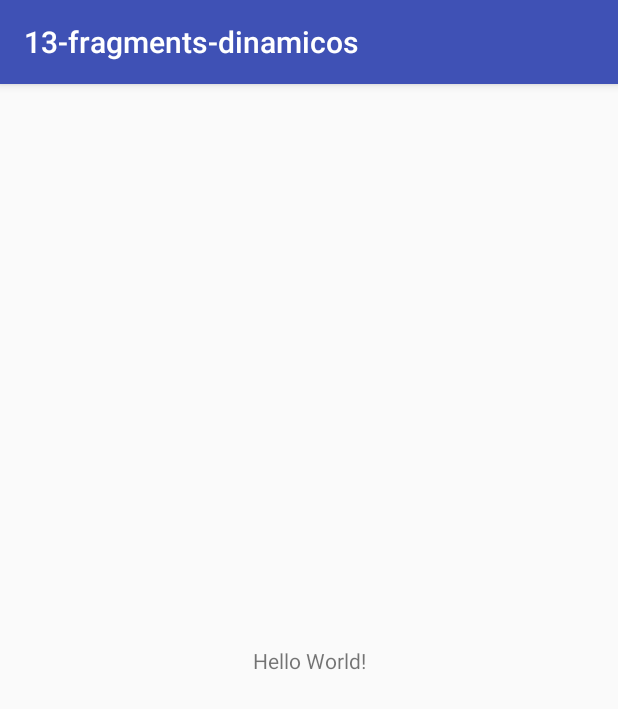
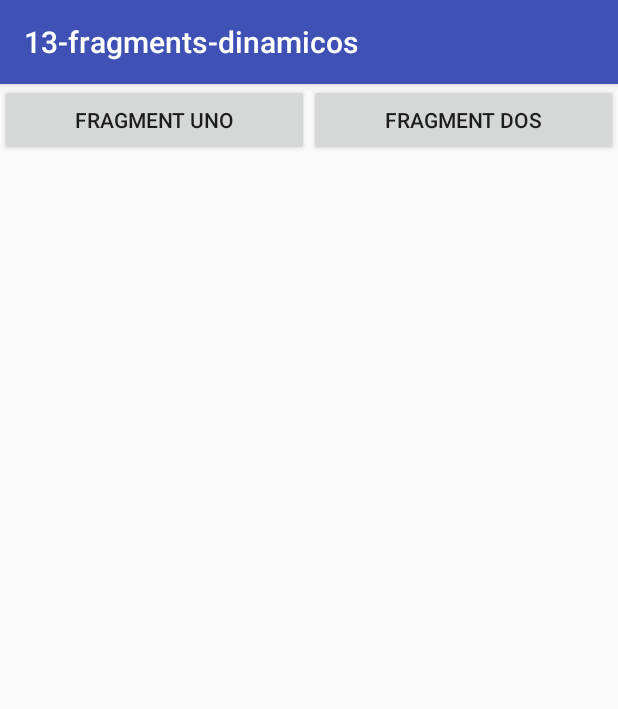
Before and after one commit to jocode/android-remind, an Android app: the screen it shows after launch (MainActivity), on a phone screen of 412 x 824 dp. Shown: the top 709 px of the screen. Run offline under Robolectric (Android 15) with nearby library versions, the phone set to English and light mode, and no system bars.

Commit message:
Fragmentos - Transacciones de fragmentos
Una excelente caracterisica de los fragmentos, es la capacidad de
agregar, quitar, reemplazar y reaalizar otras acciones en respuesta a
las acciones de los usuarios.

Para cambiar de un fragmento a otro en la actividad, se usa la API
FragmentTransaction, con ella, usted puede cambiar entre diseños o
distintas funciones que disponga a las acciones del usuario.
Esta API, le permite guardar también cada transacción en una pila de
activiidades administrada por la actividad, que le permite navegar hacia
atrás entre fragments, así como se hace en las actividades. Para ello se
usa el método addToBackStack.

Para las transacciones se realiza lo siguiente
1. Se instancia el Fragment creado (La clase)
2. Se intancia FragmentTransaction
3. Se reemplaza el fragment en el contendor de la vista de la actividad.
4. Se inicia la transacción.

Debe tener un contenedor en el diseño de la actividad, para que los
fragment se reemplacen ahí.

```diff
--- a/13-fragments-dinamicos/app/build.gradle
+++ b/13-fragments-dinamicos/app/build.gradle
@@ -26,5 +26,6 @@ dependencies {
     })
     compile 'com.android.support:appcompat-v7:25.3.1'
     compile 'com.android.support.constraint:constraint-layout:1.0.2'
+    compile 'com.android.support:support-v4:25.3.1'
     testCompile 'junit:junit:4.12'
 }
--- a/13-fragments-dinamicos/app/src/main/java/com/example/a13_fragments_dinamicos/MainActivity.java
+++ b/13-fragments-dinamicos/app/src/main/java/com/example/a13_fragments_dinamicos/MainActivity.java
@@ -1,13 +1,48 @@
 package com.example.a13_fragments_dinamicos;
 
+import android.support.v4.app.FragmentTransaction;
 import android.support.v7.app.AppCompatActivity;
 import android.os.Bundle;
+import android.view.View;
+import android.widget.Button;
 
-public class MainActivity extends AppCompatActivity {
+public class MainActivity extends AppCompatActivity implements View.OnClickListener  {
+
+    Button btnFragmentOne, btnFragmentTwo;
 
     @Override
     protected void onCreate(Bundle savedInstanceState) {
         super.onCreate(savedInstanceState);
         setContentView(R.layout.activity_main);
+
+        btnFragmentOne = (Button) findViewById(R.id.btnFragmentOne);
+        btnFragmentTwo = (Button)findViewById(R.id.btnFragmentTwo);
+
+        btnFragmentOne.setOnClickListener(this);
+        btnFragmentTwo.setOnClickListener(this);
+
+    }
+
+    @Override
+    public void onClick(View view) {
+
+        switch (view.getId()){
+
+            case R.id.btnFragmentOne:
+                OneFragment oneFragment = new OneFragment();
+                FragmentTransaction transaction = getSupportFragmentManager().beginTransaction();
+                transaction.replace(R.id.containerFragment, oneFragment);
+                transaction.commit();
+                break;
+
+            case  R.id.btnFragmentTwo:
+                TwoFragment twoFragment = new TwoFragment();
+                FragmentTransaction transaction1 = getSupportFragmentManager().beginTransaction();
+                transaction1.replace(R.id.containerFragment, twoFragment);
+                transaction1.commit();
+                break;
+
+        }
+
     }
 }
--- a/13-fragments-dinamicos/app/src/main/res/layout/activity_main.xml
+++ b/13-fragments-dinamicos/app/src/main/res/layout/activity_main.xml
@@ -1,18 +1,32 @@
-<?xml version="1.0" encoding="utf-8"?>
-<android.support.constraint.ConstraintLayout xmlns:android="http://schemas.android.com/apk/res/android"
-    xmlns:app="http://schemas.android.com/apk/res-auto"
-    xmlns:tools="http://schemas.android.com/tools"
-    android:layout_width="match_parent"
+<LinearLayout android:layout_width="match_parent"
     android:layout_height="match_parent"
-    tools:context="com.example.a13_fragments_dinamicos.MainActivity">
+    android:orientation="vertical"
+    xmlns:android="http://schemas.android.com/apk/res/android">
 
-    <TextView
-        android:layout_width="wrap_content"
+    <LinearLayout
+        android:layout_width="match_parent"
         android:layout_height="wrap_content"
-        android:text="Hello World!"
-        app:layout_constraintBottom_toBottomOf="parent"
-        app:layout_constraintLeft_toLeftOf="parent"
-        app:layout_constraintRight_toRightOf="parent"
-        app:layout_constraintTop_toTopOf="parent" />
+        android:orientation="horizontal">
 
-</android.support.constraint.ConstraintLayout>
+        <Button
+            android:id="@+id/btnFragmentOne"
+            android:layout_width="match_parent"
+            android:layout_height="wrap_content"
+            android:layout_weight="1"
+            android:text="Fragment Uno"/>
+
+        <Button
+            android:id="@+id/btnFragmentTwo"
+            android:layout_width="match_parent"
+            android:layout_height="wrap_content"
+            android:layout_weight="1"
+            android:text="Fragment Dos"/>
+
+    </LinearLayout>
+
+    <FrameLayout
+        android:id="@+id/containerFragment"
+        android:layout_width="match_parent"
+        android:layout_height="match_parent"></FrameLayout>
+
+</LinearLayout>
--- a/13-fragments-dinamicos/app/src/main/res/values/strings.xml
+++ b/13-fragments-dinamicos/app/src/main/res/values/strings.xml
@@ -1,3 +1,6 @@
 <resources>
     <string name="app_name">13-fragments-dinamicos</string>
+
+    <!-- TODO: Remove or change this placeholder text -->
+    <string name="hello_blank_fragment">Hello blank fragment</string>
 </resources>
```
Also changed, not shown: 13-fragments-dinamicos/app/src/main/java/com/example/a13_fragments_dinamicos/OneFragment.java (added, +29 -0 lines), 13-fragments-dinamicos/app/src/main/java/com/example/a13_fragments_dinamicos/TwoFragment.java (added, +29 -0 lines), 13-fragments-dinamicos/app/src/main/res/layout/fragment_one.xml (added, +9 -0 lines), 13-fragments-dinamicos/app/src/main/res/layout/fragment_two.xml (added, +10 -0 lines).
